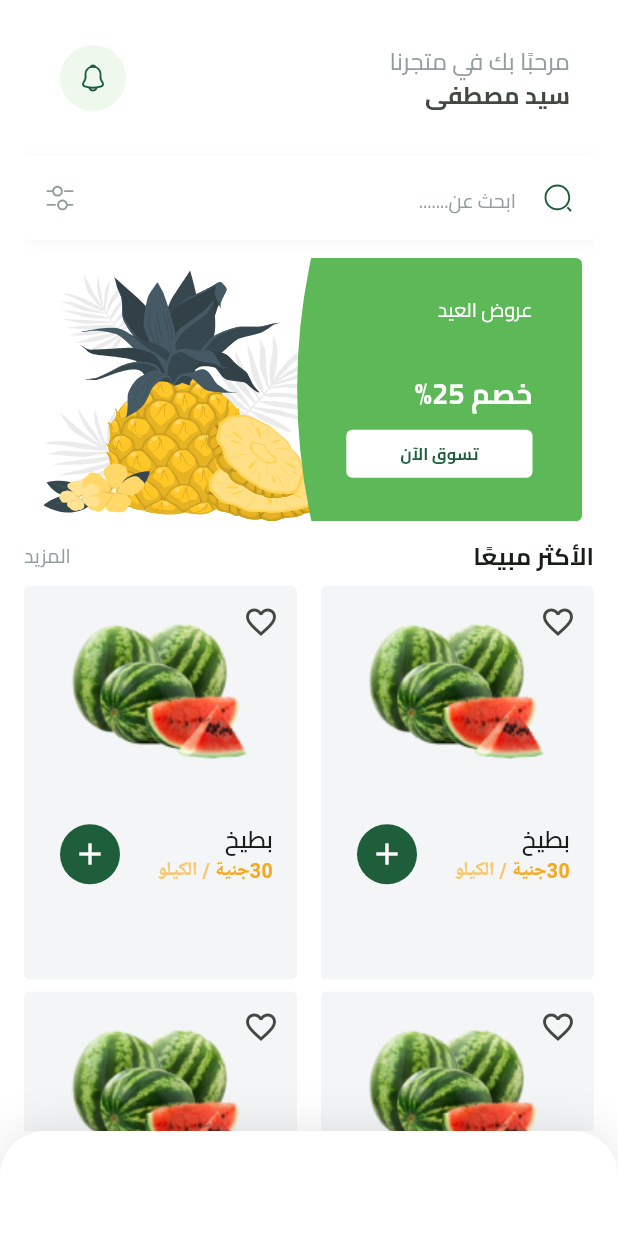
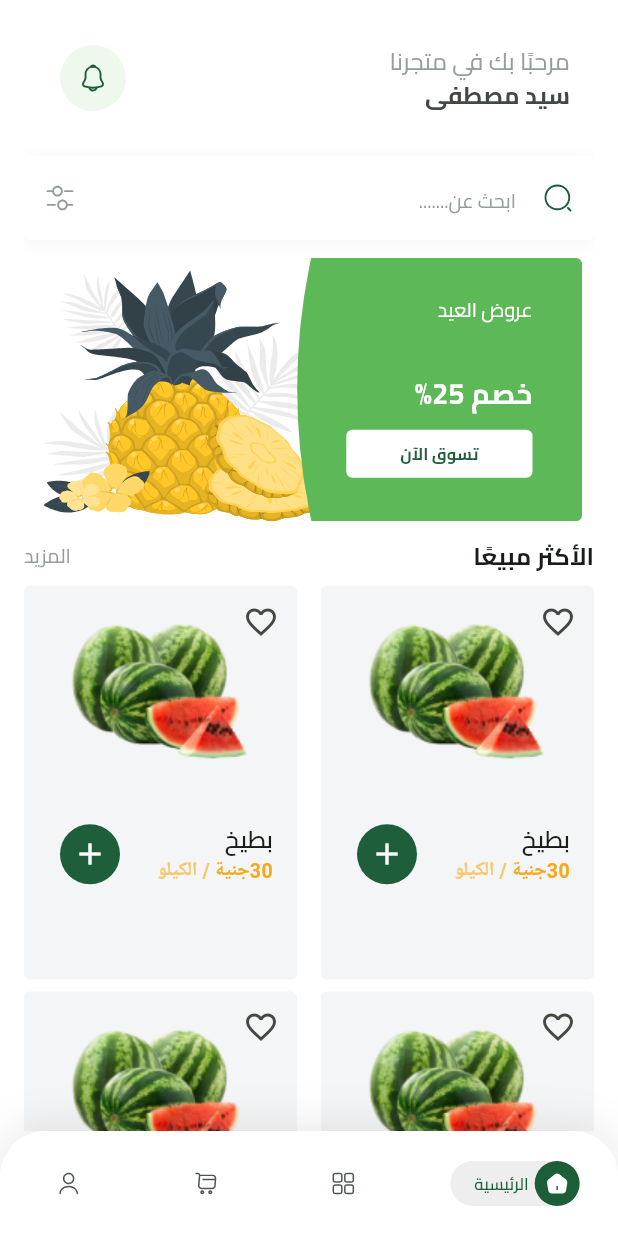
Before and after one commit to sayedmostaf/fruits_hub, a Flutter app: the HomeView screen opened by its route, on a phone screen of 412 x 824 dp. Run offline on Flutter 3.47's test engine with Material 3 defaults, Android fonts, the phone set to English and light mode, and no system bars; our stand-ins replace bloc, cloud_firestore, dartz, dots_indicator, firebase_auth, firebase_core and 7 more; missing offline and left inert: flutter_facebook_auth; accounts and stored records are empty.

Commit message:
feat: refactor bottom navigation bar implementation with new stateful widget and navigation items

```diff
--- /dev/null
+++ b/lib/features/home/presentation/views/widgets/active_item.dart
@@ -0,0 +1,50 @@
+import 'package:flutter/material.dart';
+import 'package:flutter_svg/svg.dart';
+import 'package:fruits_hub/core/utils/app_colors.dart';
+import 'package:fruits_hub/core/utils/app_text_styles.dart';
+
+class ActiveItem extends StatelessWidget {
+  const ActiveItem({super.key, required this.image, required this.title});
+  final String image, title;
+
+  @override
+  Widget build(BuildContext context) {
+    return Expanded(
+      flex: 3,
+      child: Center(
+        child: Container(
+          padding: const EdgeInsets.only(left: 16),
+          decoration: ShapeDecoration(
+            color: Color(0xFFEEEEEE),
+            shape: RoundedRectangleBorder(
+              borderRadius: BorderRadius.circular(30),
+            ),
+          ),
+          child: Row(
+            mainAxisSize: MainAxisSize.min,
+            children: [
+              Container(
+                width: 30,
+                height: 30,
+                decoration: ShapeDecoration(
+                  color: const Color(0xFF1B5E37),
+                  shape: RoundedRectangleBorder(
+                    borderRadius: BorderRadius.circular(30),
+                  ),
+                ),
+                child: Center(child: SvgPicture.asset(image)),
+              ),
+              const SizedBox(width: 4),
+              Text(
+                title,
+                style: TextStyles.semiBold11.copyWith(
+                  color: AppColors.primaryColor,
+                ),
+              ),
+            ],
+          ),
+        ),
+      ),
+    );
+  }
+}
--- a/lib/features/home/presentation/views/widgets/custom_bottom_navigation_bar.dart
+++ b/lib/features/home/presentation/views/widgets/custom_bottom_navigation_bar.dart
@@ -1,10 +1,17 @@
 import 'package:flutter/material.dart';
-import 'package:flutter_svg/flutter_svg.dart';
-import 'package:fruits_hub/core/utils/app_images.dart';
+import 'package:fruits_hub/features/home/domain/entities/bottom_navigation_bar_entity.dart';
+import 'package:fruits_hub/features/home/presentation/views/widgets/navigation_bar_item.dart';
 
-class CustomBottomNavigationBar extends StatelessWidget {
+class CustomBottomNavigationBar extends StatefulWidget {
   const CustomBottomNavigationBar({super.key});
 
+  @override
+  State<CustomBottomNavigationBar> createState() =>
+      _CustomBottomNavigationBarState();
+}
+
+class _CustomBottomNavigationBarState extends State<CustomBottomNavigationBar> {
+  int selectedIndex = 0;
   @override
   Widget build(BuildContext context) {
     return Container(
@@ -27,36 +34,17 @@ class CustomBottomNavigationBar extends StatelessWidget {
           ),
         ],
       ),
-      child: Row(),
+      child: Row(
+        children:
+            bottomNavigationBarItems.asMap().entries.map((e) {
+              var index = e.key;
+              var entity = e.value;
+              return NavigationBarItem(
+                bottomNavigationBarEntity: entity,
+                isSelected: selectedIndex == index,
+              );
+            }).toList(),
+      ),
     );
   }
 }
-
-class NavigationBarItem extends StatelessWidget {
-  const NavigationBarItem({super.key, required this.isSelected});
-  final bool isSelected;
-  @override
-  Widget build(BuildContext context) {
-    return isSelected
-        ? ActiveItem()
-        : InActiveItem(image: Assets.imagesVuesaxBoldHome);
-  }
-}
-
-class InActiveItem extends StatelessWidget {
-  const InActiveItem({super.key, required this.image});
-  final String image;
-  @override
-  Widget build(BuildContext context) {
-    return SvgPicture.asset(image);
-  }
-}
-
-class ActiveItem extends StatelessWidget {
-  const ActiveItem({super.key});
-
-  @override
-  Widget build(BuildContext context) {
-    return const Placeholder();
-  }
-}
--- /dev/null
+++ b/lib/features/home/presentation/views/widgets/in_active_item.dart
@@ -0,0 +1,11 @@
+import 'package:flutter/material.dart';
+import 'package:flutter_svg/svg.dart';
+
+class InActiveItem extends StatelessWidget {
+  const InActiveItem({super.key, required this.image});
+  final String image;
+  @override
+  Widget build(BuildContext context) {
+    return Expanded(flex: 2, child: SvgPicture.asset(image));
+  }
+}
--- /dev/null
+++ b/lib/features/home/presentation/views/widgets/navigation_bar_item.dart
@@ -0,0 +1,23 @@
+import 'package:flutter/material.dart';
+import 'package:fruits_hub/features/home/domain/entities/bottom_navigation_bar_entity.dart';
+import 'package:fruits_hub/features/home/presentation/views/widgets/active_item.dart';
+import 'package:fruits_hub/features/home/presentation/views/widgets/in_active_item.dart';
+
+class NavigationBarItem extends StatelessWidget {
+  const NavigationBarItem({
+    super.key,
+    required this.isSelected,
+    required this.bottomNavigationBarEntity,
+  });
+  final bool isSelected;
+  final BottomNavigationBarEntity bottomNavigationBarEntity;
+  @override
+  Widget build(BuildContext context) {
+    return isSelected
+        ? ActiveItem(
+          image: bottomNavigationBarEntity.activeImage,
+          title: bottomNavigationBarEntity.title,
+        )
+        : InActiveItem(image: bottomNavigationBarEntity.inActiveImage);
+  }
+}
```
Also changed, not shown: lib/features/home/domain/entities/bottom_navigation_bar_entity.dart (renamed from lib/features/home/domain/entites/bottom_navigation_bar_entity.dart).
